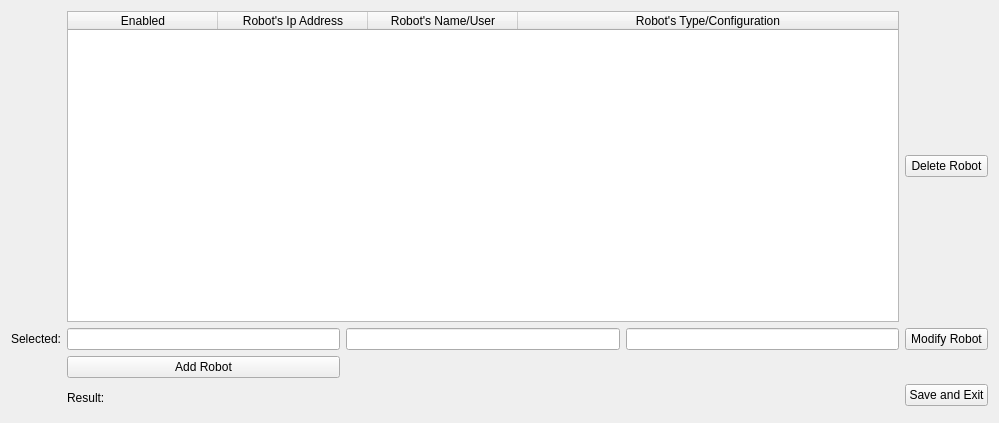
The window that src/ui_files/Edit_Robot_Design.ui (uf-reef-avl/multilauncher) describes before a commit, drawn with Qt 5.
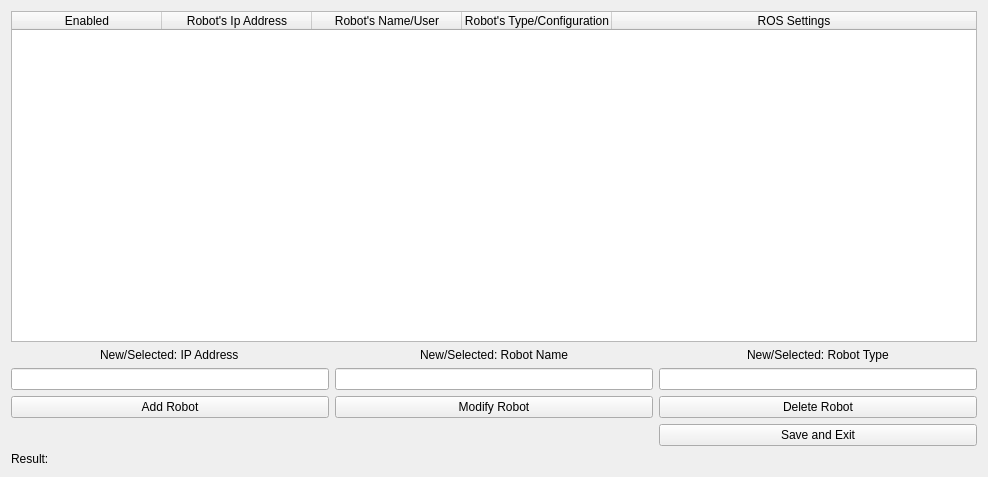
The same window after the commit.

Commit message: Fixed feature locking, robot color checks, and modifiying robots

```diff
--- a/src/ui_files/Edit_Robot_Design.ui
+++ b/src/ui_files/Edit_Robot_Design.ui
@@ -6,32 +6,68 @@
    <rect>
     <x>0</x>
     <y>0</y>
-    <width>999</width>
-    <height>423</height>
+    <width>988</width>
+    <height>477</height>
    </rect>
   </property>
   <property name="windowTitle">
    <string>Dialog</string>
   </property>
   <layout class="QGridLayout" name="gridLayout_2">
-   <item row="1" column="0">
-    <widget class="QLabel" name="selectedLabel">
+   <item row="1" column="0" alignment="Qt::AlignHCenter">
+    <widget class="QLabel" name="label">
      <property name="text">
-      <string>Selected:</string>
+      <string>New/Selected: IP Address</string>
      </property>
     </widget>
    </item>
-   <item row="0" column="4">
-    <widget class="QPushButton" name="deleteRobotButton">
+   <item row="1" column="2" alignment="Qt::AlignHCenter">
+    <widget class="QLabel" name="label_3">
      <property name="text">
-      <string>Delete Robot</string>
+      <string>New/Selected: Robot Type</string>
      </property>
+    </widget>
+   </item>
+   <item row="2" column="2">
+    <widget class="QLineEdit" name="typeEdit"/>
+   </item>
+   <item row="1" column="1">
+    <widget class="QLabel" name="label_2">
+     <property name="text">
+      <string>New/Selected: Robot Name</string>
+     </property>
+     <property name="alignment">
+      <set>Qt::AlignCenter</set>
+     </property>
+    </widget>
+   </item>
+   <item row="2" column="1">
+    <widget class="QLineEdit" name="nameEdit"/>
+   </item>
+   <item row="2" column="0">
+    <widget class="QLineEdit" name="ipEdit"/>
+   </item>
+   <item row="3" column="1">
+    <widget class="QPushButton" name="modifyRobotButton">
+     <property name="text">
+      <string>Modify Robot</string>
+     </property>
      <property name="autoDefault">
       <bool>false</bool>
      </property>
     </widget>
    </item>
-   <item row="0" column="1" colspan="3">
+   <item row="3" column="0">
+    <widget class="QPushButton" name="addRobotButton">
+     <property name="text">
+      <string>Add Robot</string>
+     </property>
+     <property name="autoDefault">
+      <bool>false</bool>
+     </property>
+    </widget>
+   </item>
+   <item row="0" column="0" colspan="3">
     <widget class="QTableWidget" name="robotTable">
      <property name="sizePolicy">
       <sizepolicy hsizetype="Expanding" vsizetype="Expanding">
@@ -42,6 +78,9 @@
      <property name="lineWidth">
       <number>1</number>
      </property>
+     <property name="sizeAdjustPolicy">
+      <enum>QAbstractScrollArea::AdjustToContents</enum>
+     </property>
      <property name="editTriggers">
       <set>QAbstractItemView::NoEditTriggers</set>
      </property>
@@ -83,38 +122,17 @@
        <set>AlignCenter</set>
       </property>
      </column>
+     <column>
+      <property name="text">
+       <string>ROS Settings</string>
+      </property>
+      <property name="textAlignment">
+       <set>AlignCenter</set>
+      </property>
+     </column>
     </widget>
    </item>
-   <item row="1" column="3">
-    <widget class="QLineEdit" name="typeEdit"/>
-   </item>
-   <item row="1" column="2">
-    <widget class="QLineEdit" name="nameEdit"/>
-   </item>
-   <item row="3" column="4">
-    <widget class="QPushButton" name="saveAndExitButton">
-     <property name="text">
-      <string>Save and Exit</string>
-     </property>
-     <property name="autoDefault">
-      <bool>false</bool>
-     </property>
-    </widget>
-   </item>
-   <item row="1" column="1">
-    <widget class="QLineEdit" name="ipEdit"/>
-   </item>
-   <item row="2" column="1">
-    <widget class="QPushButton" name="addRobotButton">
-     <property name="text">
-      <string>Add Robot</string>
-     </property>
-     <property name="autoDefault">
-      <bool>false</bool>
-     </property>
-    </widget>
-   </item>
-   <item row="3" column="1" rowspan="2" colspan="3">
+   <item row="5" column="0" rowspan="2" colspan="3">
     <widget class="QLabel" name="resultLabel">
      <property name="text">
       <string>Result:</string>
@@ -124,10 +142,20 @@
      </property>
     </widget>
    </item>
-   <item row="1" column="4">
-    <widget class="QPushButton" name="modifyRobotButton">
+   <item row="3" column="2">
+    <widget class="QPushButton" name="deleteRobotButton">
      <property name="text">
-      <string>Modify Robot</string>
+      <string>Delete Robot</string>
+     </property>
+     <property name="autoDefault">
+      <bool>false</bool>
+     </property>
+    </widget>
+   </item>
+   <item row="4" column="2">
+    <widget class="QPushButton" name="saveAndExitButton">
+     <property name="text">
+      <string>Save and Exit</string>
      </property>
      <property name="autoDefault">
       <bool>false</bool>
```
The commit also changes 11 other files.
